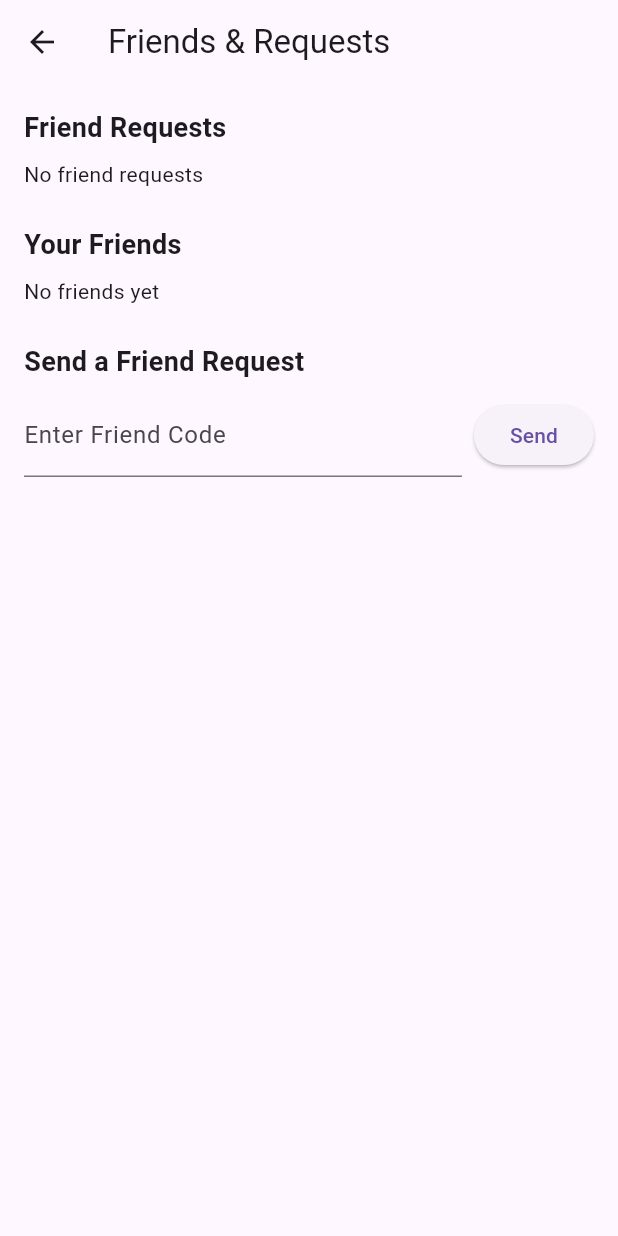
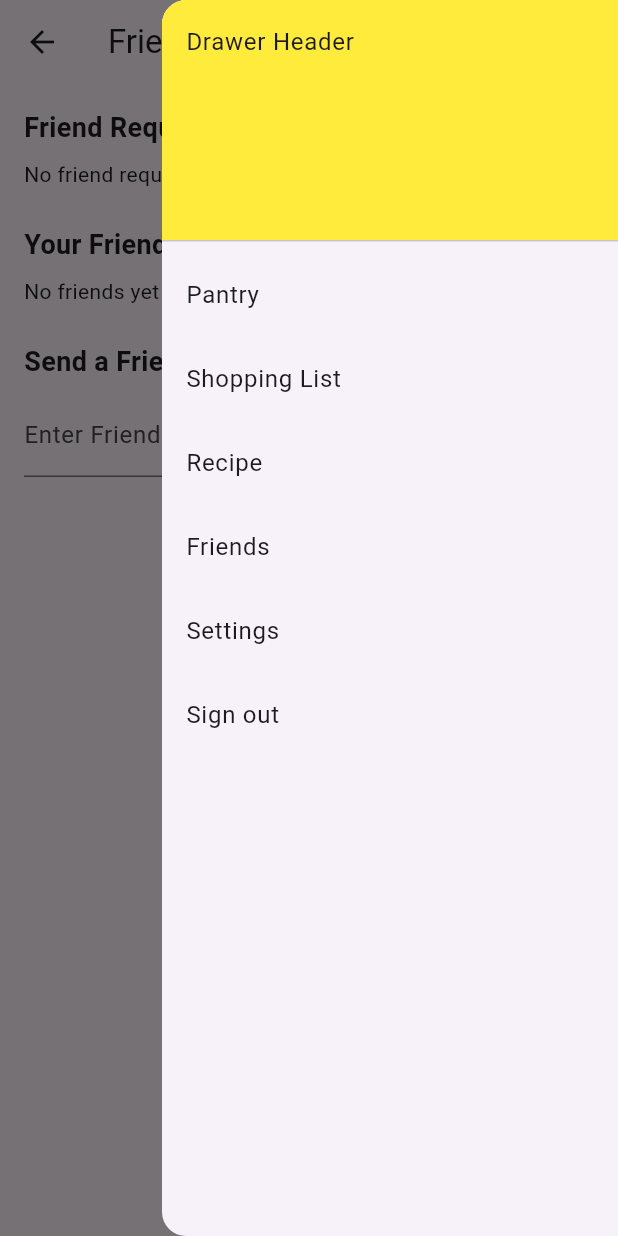
Before and after one commit to bustedchickn/mypantry, a Flutter app: the FriendsPage screen opened by its route, with the side drawer open (before the commit the screen has no drawer), on a phone screen of 412 x 824 dp. Run offline on Flutter 3.47's test engine with Material 3 defaults, Android fonts, the phone set to English and light mode, and no system bars; our stand-ins replace cloud_firestore, firebase_auth, firebase_core, qr_flutter; missing offline and left inert: mobile_scanner; accounts and stored records are empty.

Commit message:
friends navigation

```diff
--- a/my_pantry/lib/friend.dart
+++ b/my_pantry/lib/friend.dart
@@ -125,6 +125,54 @@ class _FriendsPageState extends State<FriendsPage> {
 
     return Scaffold(
       appBar: AppBar(title: const Text('Friends & Requests')),
+      // nav drawer
+      endDrawer: Drawer(
+        child: ListView(
+          padding: EdgeInsets.zero,
+          children: [
+            const DrawerHeader(
+              decoration: BoxDecoration(color: Colors.yellow),
+              child: Text('Drawer Header'),
+            ),
+
+            ListTile(
+              title: const Text('Pantry'),
+              onTap: () {
+                Navigator.pushNamed(context, '/pantry');
+              },
+            ),
+
+            ListTile(
+              title: const Text('Shopping List'),
+              onTap: () {
+                Navigator.pushNamed(context, '/shopping');
+              },
+            ),
+
+            ListTile(
+              title: const Text('Recipe'),
+              onTap: () {
+                Navigator.pushNamed(context, '/ai');
+              },
+            ),
+            ListTile(
+              title: const Text('Friends'),
+              onTap: () {
+                Navigator.pushNamed(context, '/friends');
+              },
+            ),
+
+            ListTile(title: const Text('Settings'), onTap: () {
+              Navigator.pushNamed(context, '/settings');
+            }),
+
+            ListTile(title: const Text('Sign out'), onTap: () {
+              Navigator.pushNamed(context, '/sign_in');
+            }),
+          ],
+        ),
+      ),
+
       body: SingleChildScrollView(
         padding: const EdgeInsets.all(16),
         child: Column(
--- a/my_pantry/lib/settings.dart
+++ b/my_pantry/lib/settings.dart
@@ -42,6 +42,12 @@ class SettingsPage extends StatelessWidget {
               title: const Text('Recipe'),
               onTap: () {
                 Navigator.pushNamed(context, '/ai');
+              },
+            ),
+            ListTile(
+              title: const Text('Friends'),
+              onTap: () {
+                Navigator.pushNamed(context, '/friends');
               },
             ),
 
```
